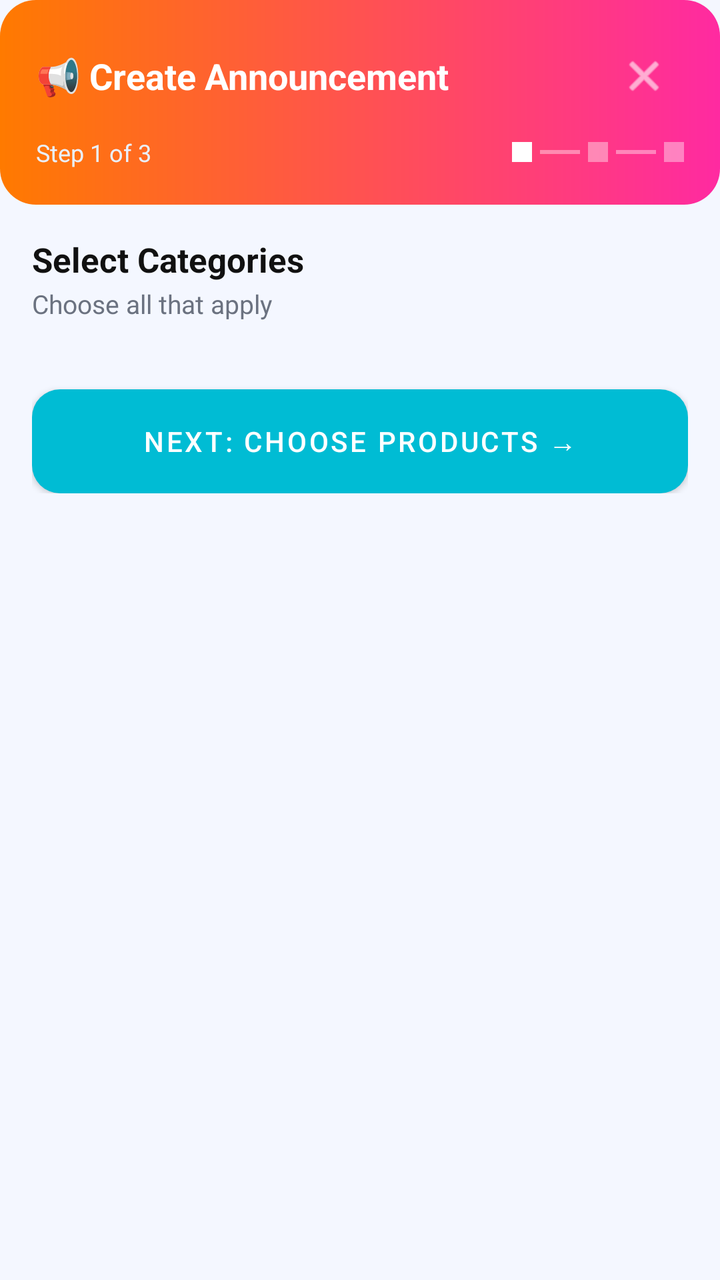
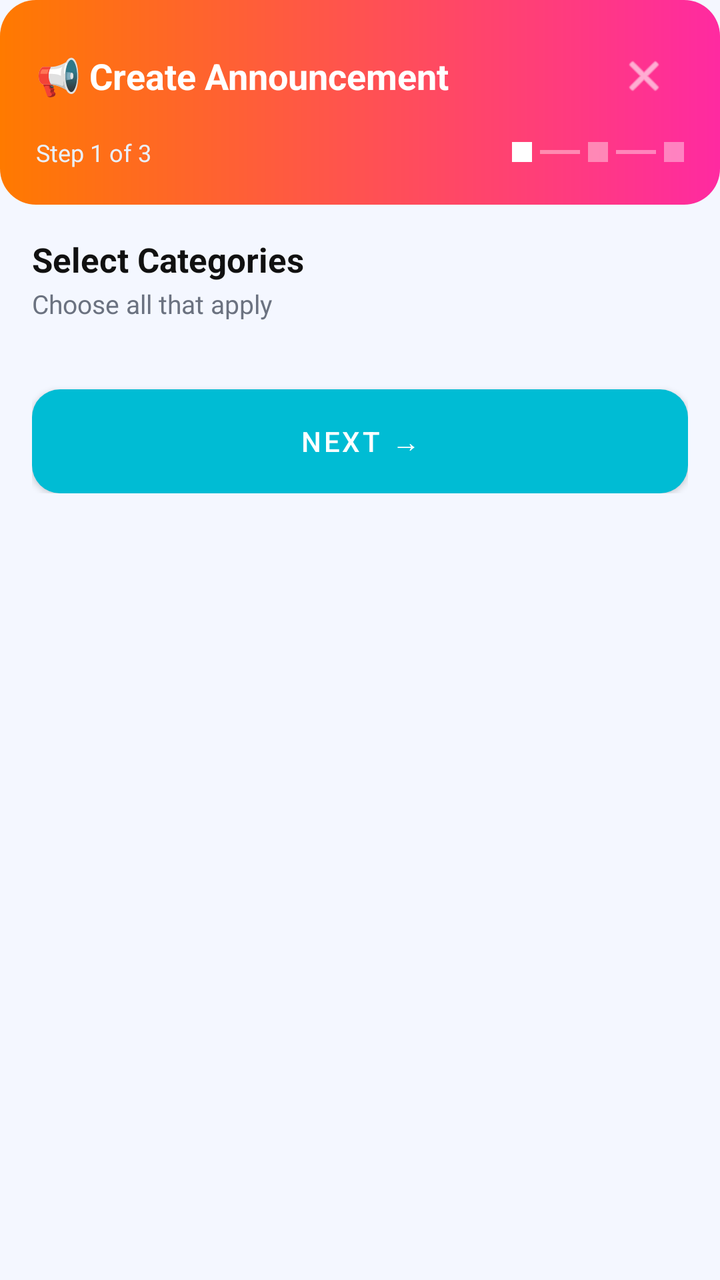

The first picture is an Android layout as it rendered before a commit; the second is the same layout after the commit. The layout source and the unified diff follow.
<!-- AndroidManifest.xml: application theme Theme.TownCrierBD -->
<!-- res/layout/activity_add_announcement_wizard.xml -->
<?xml version="1.0" encoding="utf-8"?>
<LinearLayout xmlns:android="http://schemas.android.com/apk/res/android"
    xmlns:app="http://schemas.android.com/apk/res-auto"
    android:layout_width="match_parent"
    android:layout_height="match_parent"
    android:orientation="vertical"
    android:background="#F4F7FF">

    
    <LinearLayout
        android:layout_width="match_parent"
        android:layout_height="wrap_content"
        android:background="@drawable/bg_create_header"
        android:padding="18dp"
        android:orientation="vertical">

        <RelativeLayout
            android:layout_width="match_parent"
            android:layout_height="wrap_content">

            <TextView
                android:id="@+id/tvPostTypeHeader"
                android:layout_width="wrap_content"
                android:layout_height="wrap_content"
                android:text="📢 Create Announcement"
                android:textColor="@android:color/white"
                android:textSize="18sp"
                android:textStyle="bold"
                android:layout_centerVertical="true"/>

            <ImageView
                android:id="@+id/btnClose"
                android:layout_width="40dp"
                android:layout_height="40dp"
                android:layout_alignParentEnd="true"
                android:padding="8dp"
                android:src="@android:drawable/ic_menu_close_clear_cancel"
                app:tint="@android:color/white"
                android:contentDescription="Close"/>
        </RelativeLayout>

        
        <LinearLayout
            android:layout_width="match_parent"
            android:layout_height="wrap_content"
            android:orientation="horizontal"
            android:gravity="center_vertical"
            android:layout_marginTop="10dp">

            <TextView
                android:id="@+id/tvStepIndicator"
                android:layout_width="0dp"
                android:layout_height="wrap_content"
                android:layout_weight="1"
                android:text="Step 1 of 3"
                android:textColor="#EAF0FF"
                android:textSize="12sp"/>

            <View android:layout_width="10dp" android:layout_height="10dp" android:background="#FFFFFF"/>
            <View android:layout_width="20dp" android:layout_height="2dp" android:background="#FFFFFF" android:alpha="0.4" android:layout_marginStart="4dp" android:layout_marginEnd="4dp"/>
            <View android:layout_width="10dp" android:layout_height="10dp" android:background="#FFFFFF" android:alpha="0.4"/>
            <View android:layout_width="20dp" android:layout_height="2dp" android:background="#FFFFFF" android:alpha="0.4" android:layout_marginStart="4dp" android:layout_marginEnd="4dp"/>
            <View android:layout_width="10dp" android:layout_height="10dp" android:background="#FFFFFF" android:alpha="0.4"/>
        </LinearLayout>
    </LinearLayout>

    
    <ScrollView
        android:id="@+id/stepCategory"
        android:layout_width="match_parent"
        android:layout_height="0dp"
        android:layout_weight="1">

        <LinearLayout
            android:layout_width="match_parent"
            android:layout_height="wrap_content"
            android:orientation="vertical"
            android:padding="16dp">

            
            <TextView
                android:id="@+id/tvStep1Title"
                android:layout_width="wrap_content"
                android:layout_height="wrap_content"
                android:text="Select Categories"
                android:textStyle="bold"
                android:textSize="17sp"
                android:textColor="#111111"/>

            
            <TextView
                android:id="@+id/tvStep1Subtitle"
                android:layout_width="wrap_content"
                android:layout_height="wrap_content"
                android:text="Choose all that apply"
                android:textSize="13sp"
                android:textColor="#6B7280"
                android:layout_marginTop="2dp"
                android:layout_marginBottom="14dp"/>

            <LinearLayout
                android:id="@+id/llCategoryList"
                android:layout_width="match_parent"
                android:layout_height="wrap_content"
                android:orientation="vertical"/>

            <Button
                android:id="@+id/btnNextStep1"
                android:layout_width="match_parent"
                android:layout_height="52dp"
                android:layout_marginTop="20dp"
                android:text="Next: Choose Products →"
                android:textColor="@android:color/white"
                android:background="@drawable/bg_btn_publish"/>

        </LinearLayout>
    </ScrollView>

    
    <ScrollView
        android:id="@+id/stepProducts"
        android:layout_width="match_parent"
        android:layout_height="0dp"
        android:layout_weight="1"
        android:visibility="gone">

        <LinearLayout
            android:layout_width="match_parent"
            android:layout_height="wrap_content"
            android:orientation="vertical"
            android:padding="16dp">

            <TextView
                android:layout_width="wrap_content"
                android:layout_height="wrap_content"
                android:text="Select Products"
                android:textStyle="bold"
                android:textSize="17sp"
                android:textColor="#111111"/>

            <TextView
                android:layout_width="wrap_content"
                android:layout_height="wrap_content"
                android:text="Buyers can filter by specific items (optional)"
                android:textSize="13sp"
                android:textColor="#6B7280"
                android:layout_marginBottom="10dp"/>

            <EditText
                android:id="@+id/etCustomCategory"
                android:layout_width="match_parent"
                android:layout_height="52dp"
                android:hint="Describe your 'Others' category (e.g. Flower pot seller)"
                android:background="@drawable/bg_input"
                android:padding="14dp"
                android:visibility="gone"
                android:textSize="14sp"
                android:layout_marginBottom="10dp"/>

            <LinearLayout
                android:id="@+id/llProductList"
                android:layout_width="match_parent"
                android:layout_height="wrap_content"
                android:orientation="vertical"/>

            <LinearLayout
                android:layout_width="match_parent"
                android:layout_height="wrap_content"
                android:orientation="horizontal"
                android:layout_marginTop="20dp">

                <Button
                    android:id="@+id/btnBackStep2"
                    android:layout_width="0dp"
                    android:layout_height="52dp"
                    android:layout_weight="1"
                    android:text="← Back"
                    android:background="@drawable/bg_btn_gray"
                    android:layout_marginEnd="8dp"/>

                <Button
                    android:id="@+id/btnNextStep2"
                    android:layout_width="0dp"
                    android:layout_height="52dp"
                    android:layout_weight="2"
                    android:text="Next: Post Details →"
                    android:textColor="@android:color/white"
                    android:background="@drawable/bg_btn_publish"/>
            </LinearLayout>

        </LinearLayout>
    </ScrollView>

    
    <ScrollView
        android:id="@+id/stepDetails"
        android:layout_width="match_parent"
        android:layout_height="0dp"
        android:layout_weight="1"
        android:visibility="gone">

        <LinearLayout
            android:layout_width="match_parent"
            android:layout_height="wrap_content"
            android:orientation="vertical"
            android:padding="16dp">

            
            <TextView
                android:layout_width="wrap_content"
                android:layout_height="wrap_content"
                android:text="Title *"
                android:textStyle="bold"
                android:textSize="14sp"
                android:textColor="#202020"/>

            <EditText
                android:id="@+id/etTitle"
                android:layout_width="match_parent"
                android:layout_height="52dp"
                android:layout_marginTop="6dp"
                android:hint="e.g. Fresh vegetables available today"
                android:background="@drawable/bg_input"
                android:padding="14dp"
                android:textSize="14sp"/>

            
            <TextView
                android:layout_width="wrap_content"
                android:layout_height="wrap_content"
                android:layout_marginTop="14dp"
                android:text="Description *"
                android:textStyle="bold"
                android:textSize="14sp"
                android:textColor="#202020"/>

            <EditText
                android:id="@+id/etDesc"
                android:layout_width="match_parent"
                android:layout_height="120dp"
                android:layout_marginTop="6dp"
                android:hint="Add details about your post..."
                android:gravity="top"
                android:background="@drawable/bg_input"
                android:padding="14dp"
                android:textSize="14sp"/>

            
            <LinearLayout
                android:layout_width="match_parent"
                android:layout_height="wrap_content"
                android:layout_marginTop="14dp"
                android:orientation="horizontal">

                <LinearLayout
                    android:id="@+id/btnAddImage"
                    android:layout_width="0dp"
                    android:layout_height="52dp"
                    android:layout_weight="1"
                    android:background="@drawable/bg_btn_soft"
                    android:gravity="center"
                    android:orientation="horizontal"
                    android:padding="10dp">
                    <ImageView
                        android:layout_width="18dp"
                        android:layout_height="18dp"
                        android:src="@android:drawable/ic_menu_camera"
                        app:tint="#2563EB"/>
                    <TextView
                        android:layout_width="wrap_content"
                        android:layout_height="wrap_content"
                        android:layout_marginStart="6dp"
                        android:text="Add Image"
                        android:textStyle="bold"
                        android:textColor="#2563EB"/>
                </LinearLayout>

                <Space android:layout_width="10dp" android:layout_height="1dp"/>

                <LinearLayout
                    android:id="@+id/btnRecordAudio"
                    android:layout_width="0dp"
                    android:layout_height="52dp"
                    android:layout_weight="1"
                    android:background="@drawable/bg_btn_soft"
                    android:gravity="center"
                    android:orientation="horizontal"
                    android:padding="10dp">
                    <ImageView
                        android:layout_width="18dp"
                        android:layout_height="18dp"
                        android:src="@android:drawable/ic_btn_speak_now"
                        app:tint="#A21CAF"/>
                    <TextView
                        android:layout_width="wrap_content"
                        android:layout_height="wrap_content"
                        android:layout_marginStart="6dp"
                        android:text="Add Audio"
                        android:textStyle="bold"
                        android:textColor="#A21CAF"/>
                </LinearLayout>
            </LinearLayout>

            <TextView
                android:id="@+id/tvImageStatus"
                android:layout_width="wrap_content"
                android:layout_height="wrap_content"
                android:layout_marginTop="4dp"
                android:text=""
                android:textSize="12sp"
                android:textColor="#4B5563"/>

            <ImageView
                android:id="@+id/ivPreview"
                android:layout_width="match_parent"
                android:layout_height="160dp"
                android:layout_marginTop="6dp"
                android:scaleType="centerCrop"
                android:visibility="gone"
                android:contentDescription="Selected image preview"/>

            <TextView
                android:id="@+id/tvAudioStatus"
                android:layout_width="wrap_content"
                android:layout_height="wrap_content"
                android:layout_marginTop="2dp"
                android:text=""
                android:textSize="12sp"
                android:textColor="#4B5563"/>

            
            <LinearLayout
                android:layout_width="match_parent"
                android:layout_height="wrap_content"
                android:layout_marginTop="18dp"
                android:background="#FFF8F0"
                android:padding="14dp"
                android:orientation="vertical">

                <LinearLayout
                    android:layout_width="match_parent"
                    android:layout_height="wrap_content"
                    android:orientation="horizontal"
                    android:gravity="center_vertical">

                    <TextView
                        android:layout_width="0dp"
                        android:layout_height="wrap_content"
                        android:layout_weight="1"
                        android:text="Post Expiry *"
                        android:textStyle="bold"
                        android:textSize="15sp"
                        android:textColor="#202020"/>

                    <TextView
                        android:layout_width="wrap_content"
                        android:layout_height="wrap_content"
                        android:text="max 7 days"
                        android:textSize="11sp"
                        android:textColor="#EF4444"/>
                </LinearLayout>

                <TextView
                    android:layout_width="wrap_content"
                    android:layout_height="wrap_content"
                    android:layout_marginTop="4dp"
                    android:layout_marginBottom="10dp"
                    android:text="Post disappears automatically after this time"
                    android:textSize="12sp"
                    android:textColor="#6B7280"/>

                
                <LinearLayout
                    android:layout_width="match_parent"
                    android:layout_height="wrap_content"
                    android:orientation="horizontal"
                    android:gravity="center_vertical">

                    <EditText
                        android:id="@+id/etExpiryValue"
                        android:layout_width="0dp"
                        android:layout_height="60dp"
                        android:layout_weight="1"
                        android:hint="e.g. 2"
                        android:inputType="numberDecimal"
                        android:background="@drawable/bg_input"
                        android:padding="14dp"
                        android:textSize="22sp"
                        android:textStyle="bold"
                        android:textColor="#111111"
                        android:gravity="center"/>

                    <Space android:layout_width="10dp" android:layout_height="1dp"/>

                    <Spinner
                        android:id="@+id/spExpiryUnit"
                        android:layout_width="0dp"
                        android:layout_height="60dp"
                        android:layout_weight="2"
                        android:background="@drawable/bg_spinner_white"
                        android:spinnerMode="dropdown"
                        android:popupBackground="@drawable/bg_spinner_popup_white"
                        android:paddingStart="4dp"
                        android:paddingEnd="4dp"/>

                </LinearLayout>

                
                <TextView
                    android:id="@+id/tvExpiryPreview"
                    android:layout_width="match_parent"
                    android:layout_height="wrap_content"
                    android:layout_marginTop="10dp"
                    android:padding="10dp"
                    android:text=""
                    android:textSize="13sp"
                    android:textStyle="bold"
                    android:textColor="#1976F3"
                    android:gravity="center"
                    android:visibility="gone"
                    android:background="#E3F2FD"/>

            </LinearLayout>

            
            <LinearLayout
                android:layout_width="match_parent"
                android:layout_height="wrap_content"
                android:orientation="horizontal"
                android:layout_marginTop="20dp"
                android:layout_marginBottom="16dp">

                <Button
                    android:id="@+id/btnBackStep3"
                    android:layout_width="0dp"
                    android:layout_height="52dp"
                    android:layout_weight="1"
                    android:text="← Back"
                    android:background="@drawable/bg_btn_gray"
                    android:layout_marginEnd="8dp"/>

                <Button
                    android:id="@+id/btnPublish"
                    android:layout_width="0dp"
                    android:layout_height="52dp"
                    android:layout_weight="2"
                    android:text="Publish ✅"
                    android:textColor="@android:color/white"
                    android:background="@drawable/bg_btn_publish"/>
            </LinearLayout>

        </LinearLayout>
    </ScrollView>

</LinearLayout>
<!-- resources referenced by this layout -->
<resources>
  <!-- drawable bg_btn_gray (drawable) -->
  <shape xmlns:android="http://schemas.android.com/apk/res/android">
      <solid android:color="#EEF2F7"/>
      <corners android:radius="14dp"/>
  </shape>
  <!-- drawable bg_btn_publish (drawable) -->
  <shape xmlns:android="http://schemas.android.com/apk/res/android">
      <gradient
          android:startColor="#FF7A00"
          android:endColor="#FF2AA1"
          android:angle="0" />
      <corners android:radius="14dp"/>
  </shape>
  <!-- drawable bg_btn_soft (drawable) -->
  <shape xmlns:android="http://schemas.android.com/apk/res/android">
      <solid android:color="#EEF4FF"/>
      <corners android:radius="14dp"/>
  </shape>
  <!-- drawable bg_create_header (drawable) -->
  <shape xmlns:android="http://schemas.android.com/apk/res/android">
      <gradient
          android:startColor="#FF7A00"
          android:endColor="#FF2AA1"
          android:angle="0" />
      <corners android:radius="18dp"/>
  </shape>
  <!-- drawable bg_input (drawable) -->
  <shape xmlns:android="http://schemas.android.com/apk/res/android">
      <solid android:color="#FFFFFF"/>
      <stroke android:width="1dp" android:color="#D9E6FF"/>
      <corners android:radius="14dp"/>
  </shape>
  <!-- drawable bg_spinner_popup_white (drawable) -->
  <?xml version="1.0" encoding="utf-8"?>
  <shape xmlns:android="http://schemas.android.com/apk/res/android">
      <solid android:color="#FFFFFF"/>
      <corners android:radius="16dp"/>
      <padding
          android:left="8dp"
          android:top="8dp"
          android:right="8dp"
          android:bottom="8dp"/>
  </shape>
  <!-- drawable bg_spinner_white (drawable) -->
  <shape xmlns:android="http://schemas.android.com/apk/res/android">
      <solid android:color="#FFFFFF"/>
      <stroke android:width="1dp" android:color="#D9E6FF"/>
      <corners android:radius="14dp"/>
  </shape>
  <style name="Theme.TownCrierBD" parent="Theme.MaterialComponents.Light.NoActionBar">
  
          <item name="colorPrimary">@color/blue_end</item>
          <item name="colorPrimaryVariant">@color/blue_start</item>
          <item name="colorOnPrimary">@color/white</item>
  
          <item name="colorSecondary">@color/blue_start</item>
          <item name="colorSecondaryVariant">@color/blue_end</item>
          <item name="colorOnSecondary">@color/white</item>
  
          <item name="android:forceDarkAllowed" tools:targetApi="q">false</item>
  
          <item name="android:statusBarColor">@color/blue_start</item>
          <item name="android:navigationBarColor">@color/blue_start</item>
  
          <item name="spinnerStyle">@style/TownCrierBD.SpinnerStyle</item>
      </style>
  <color name="blue_end">#00BCD4</color>
  <color name="blue_start">#2196F3</color>
  <color name="white">#FFFFFF</color>
  <style name="TownCrierBD.SpinnerStyle" parent="Widget.AppCompat.Spinner">
      <item name="android:popupBackground">@drawable/bg_spinner_popup_white</item>
          <item name="popupTheme">@style/TownCrierBD.PopupTheme</item>
      </style>
  <style name="TownCrierBD.PopupTheme" parent="ThemeOverlay.MaterialComponents.Light">
          <item name="android:popupBackground">@drawable/bg_spinner_popup_white</item>
      </style>
</resources>

<!-- the commit's change to res/layout/activity_add_announcement_wizard.xml (unified diff, before → after) -->
@@ -77,7 +77,6 @@
             android:orientation="vertical"
             android:padding="16dp">
 
-            
             <TextView
                 android:id="@+id/tvStep1Title"
                 android:layout_width="wrap_content"
@@ -87,7 +86,6 @@
                 android:textSize="17sp"
                 android:textColor="#111111"/>
 
-            
             <TextView
                 android:id="@+id/tvStep1Subtitle"
                 android:layout_width="wrap_content"
@@ -109,7 +107,7 @@
                 android:layout_width="match_parent"
                 android:layout_height="52dp"
                 android:layout_marginTop="20dp"
-                android:text="Next: Choose Products →"
+                android:text="Next →"
                 android:textColor="@android:color/white"
                 android:background="@drawable/bg_btn_publish"/>
 
@@ -131,6 +129,7 @@
             android:padding="16dp">
 
             <TextView
+                android:id="@+id/tvStep2Title"
                 android:layout_width="wrap_content"
                 android:layout_height="wrap_content"
                 android:text="Select Products"
@@ -139,6 +138,7 @@
                 android:textColor="#111111"/>
 
             <TextView
+                android:id="@+id/tvStep2Subtitle"
                 android:layout_width="wrap_content"
                 android:layout_height="wrap_content"
                 android:text="Buyers can filter by specific items (optional)"
@@ -150,7 +150,7 @@
                 android:id="@+id/etCustomCategory"
                 android:layout_width="match_parent"
                 android:layout_height="52dp"
-                android:hint="Describe your 'Others' category (e.g. Flower pot seller)"
+                android:hint="Describe your others category"
                 android:background="@drawable/bg_input"
                 android:padding="14dp"
                 android:visibility="gone"
@@ -183,7 +183,7 @@
                     android:layout_width="0dp"
                     android:layout_height="52dp"
                     android:layout_weight="2"
-                    android:text="Next: Post Details →"
+                    android:text="Next →"
                     android:textColor="@android:color/white"
                     android:background="@drawable/bg_btn_publish"/>
             </LinearLayout>
@@ -207,6 +207,7 @@
 
             
             <TextView
+                android:id="@+id/tvLabelTitle"
                 android:layout_width="wrap_content"
                 android:layout_height="wrap_content"
                 android:text="Title *"
@@ -226,6 +227,7 @@
 
             
             <TextView
+                android:id="@+id/tvLabelDesc"
                 android:layout_width="wrap_content"
                 android:layout_height="wrap_content"
                 android:layout_marginTop="14dp"
@@ -267,6 +269,7 @@
                         android:src="@android:drawable/ic_menu_camera"
                         app:tint="#2563EB"/>
                     <TextView
+                        android:id="@+id/tvBtnAddImage"
                         android:layout_width="wrap_content"
                         android:layout_height="wrap_content"
                         android:layout_marginStart="6dp"
@@ -292,6 +295,7 @@
                         android:src="@android:drawable/ic_btn_speak_now"
                         app:tint="#A21CAF"/>
                     <TextView
+                        android:id="@+id/tvBtnAddAudio"
                         android:layout_width="wrap_content"
                         android:layout_height="wrap_content"
                         android:layout_marginStart="6dp"
@@ -343,7 +347,9 @@
                     android:orientation="horizontal"
                     android:gravity="center_vertical">
 
+                    
                     <TextView
+                        android:id="@+id/tvLabelExpiry"
                         android:layout_width="0dp"
                         android:layout_height="wrap_content"
                         android:layout_weight="1"
@@ -352,20 +358,24 @@
                         android:textSize="15sp"
                         android:textColor="#202020"/>
 
+                    
                     <TextView
+                        android:id="@+id/tvExpiryMax"
                         android:layout_width="wrap_content"
                         android:layout_height="wrap_content"
-                        android:text="max 7 days"
+                        android:text=""
                         android:textSize="11sp"
                         android:textColor="#EF4444"/>
                 </LinearLayout>
 
+                
                 <TextView
+                    android:id="@+id/tvExpiryInfo"
                     android:layout_width="wrap_content"
                     android:layout_height="wrap_content"
                     android:layout_marginTop="4dp"
                     android:layout_marginBottom="10dp"
-                    android:text="Post disappears automatically after this time"
+                    android:text=""
                     android:textSize="12sp"
                     android:textColor="#6B7280"/>
 
@@ -381,7 +391,7 @@
                         android:layout_width="0dp"
                         android:layout_height="60dp"
                         android:layout_weight="1"
-                        android:hint="e.g. 2"
+                        android:hint="2"
                         android:inputType="numberDecimal"
                         android:background="@drawable/bg_input"
                         android:padding="14dp"
